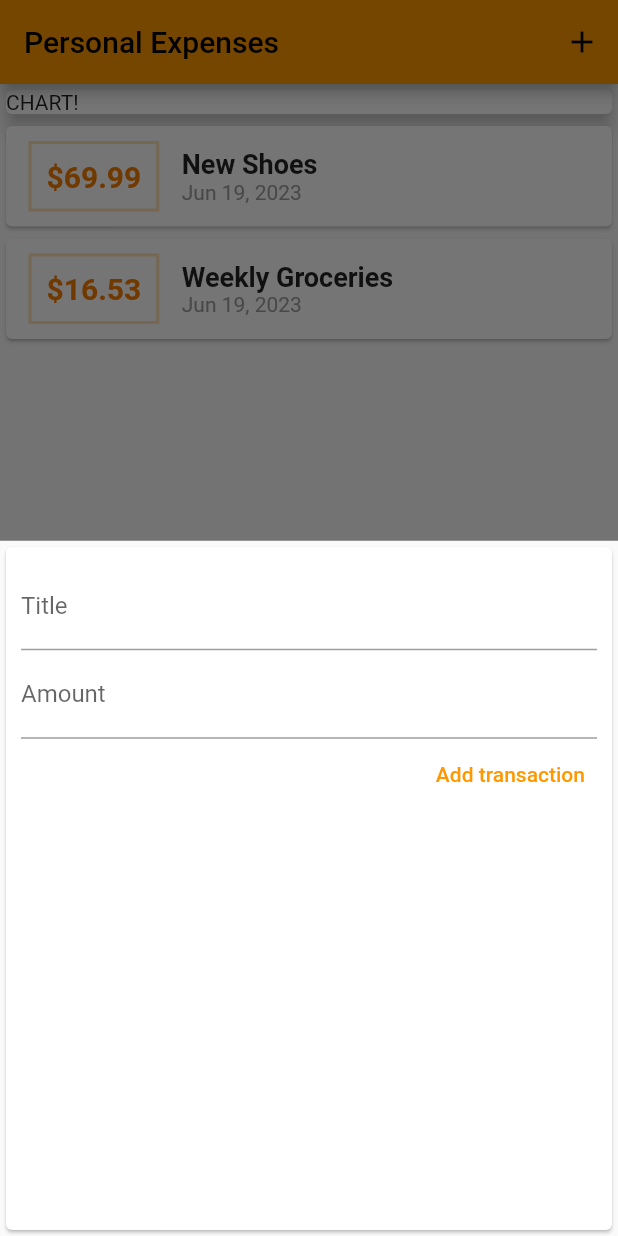
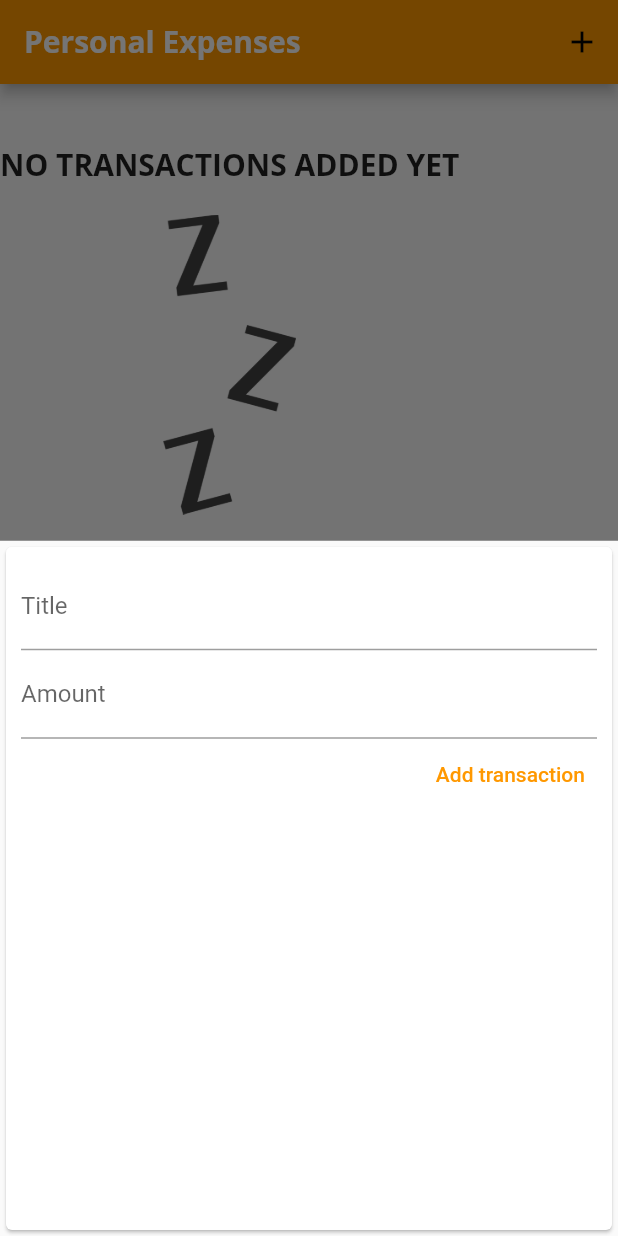
Before and after one commit to wacky-tacky/expense_tracker_app, a Flutter app: the screen it shows after launch, after a tap on the "add" icon, on a phone screen of 412 x 824 dp. Run offline on Flutter 3.47's test engine with Material 2 defaults, Android fonts, the light colour scheme and no system bars.

Commit message:
chartPlanning
- more text themes
- chart logic added
- image added

```diff
--- a/lib/main.dart
+++ b/lib/main.dart
@@ -1,8 +1,9 @@
 import 'package:flutter/material.dart';
-import 'package:tracker_hui/widgets/transaction_list.dart';
+import 'package:tracker_hui/widgets/chart.dart';
 import './widgets/new_transaction.dart';
 import './widgets/transaction_list.dart';
 import './models/transaction.dart';
+import './widgets/chart.dart';
 
 void main() => runApp(MyApp());
 
@@ -13,6 +14,21 @@
       title: 'Personal Expenses',
       theme: ThemeData(
         primarySwatch: Colors.orange,
+        fontFamily: 'Quicksand',
+        textTheme: ThemeData.light().textTheme.copyWith(
+              headline6: TextStyle(
+                fontFamily: 'OpenSans',
+                fontSize: 20,
+                fontWeight: FontWeight.bold,
+              ),
+            ),
+        appBarTheme: AppBarTheme(
+          titleTextStyle: TextStyle(
+            fontFamily: 'OpenSans',
+            fontSize: 20,
+            fontWeight: FontWeight.bold,
+          ),
+        ),
       ),
       home: MyHomePage(),
     );
@@ -28,19 +44,29 @@
   // String? titleInput;
 
   final List<Transaction> _userTransactions = [
-    Transaction(
-      id: 't1',
-      title: 'New Shoes',
-      amount: 69.99,
-      date: DateTime.now(),
-    ),
-    Transaction(
-      id: 't2',
-      title: 'Weekly Groceries',
-      amount: 16.53,
-      date: DateTime.now(),
-    ),
+    // Transaction(
+    //   id: 't1',
+    //   title: 'New Shoes',
+    //   amount: 69.99,
+    //   date: DateTime.now(),
+    // ),
+    // Transaction(
+    //   id: 't2',
+    //   title: 'Weekly Groceries',
+    //   amount: 16.53,
+    //   date: DateTime.now(),
+    // ),
   ];
+
+  List<Transaction> get _recentTransactions {
+    return _userTransactions.where((tx) {
+      return tx.date!.isAfter(
+        DateTime.now().subtract(
+          Duration(days: 7),
+        ),
+      );
+    }).toList();
+  }
 
   void _addNewTransaction(String txTitle, double txAmount) {
     final newTx = Transaction(
@@ -68,7 +94,10 @@
   Widget build(BuildContext context) {
     return Scaffold(
       appBar: AppBar(
-        title: Text('Personal Expenses'),
+        title: Text(
+          'Personal Expenses',
+          style: TextStyle(fontFamily: 'OpenSans'),
+        ),
         actions: <Widget>[
           IconButton(
             icon: Icon(Icons.add),
@@ -81,14 +110,7 @@
           // mainAxisAlignment: MainAxisAlignment.spaceEvenly,
           crossAxisAlignment: CrossAxisAlignment.center,
           children: <Widget>[
-            Container(
-              width: double.infinity,
-              child: Card(
-                color: theme.of(context).primary,
-                child: Text('CHART!'),
-                elevation: 5,
-              ),
-            ),
+            Chart(_recentTransactions),
             TransactionList(_userTransactions),
           ],
         ),
--- /dev/null
+++ b/lib/widgets/chart.dart
@@ -0,0 +1,41 @@
+import 'package:flutter/material.dart';
+import 'package:tracker_hui/models/transaction.dart';
+import 'package:intl/intl.dart';
+
+class Chart extends StatelessWidget {
+  final List<Transaction> recentTransactions;
+
+  Chart(this.recentTransactions);
+
+  List<Map<String, Object>> get groupedTransactionValues {
+    return List.generate(7, (index) {
+      final weekDay = DateTime.now().subtract(
+        Duration(days: index),
+      );
+
+      var totalSum = 0.0;
+
+      for (var i = 0; i < recentTransactions.length; i++) {
+        if (recentTransactions[i].date?.day == weekDay.day &&
+            recentTransactions[i].date?.month == weekDay.month &&
+            recentTransactions[i].date?.year == weekDay.year) {
+          totalSum += recentTransactions[i].amount!;
+        }
+      }
+      print(DateFormat.E(weekDay));
+      print(totalSum);
+      return {
+        'day': DateFormat.E(weekDay),
+        'amount': totalSum,
+      };
+    });
+  }
+
+  @override
+  Widget build(BuildContext context) {
+    return Card(
+      elevation: 6,
+      margin: EdgeInsets.all(20),
+    );
+  }
+}
--- a/lib/widgets/transaction_list.dart
+++ b/lib/widgets/transaction_list.dart
@@ -11,14 +11,32 @@
   Widget build(BuildContext context) {
     return Container(
       height: 500,
-      child: ListView.builder(
+      child: transactions.isEmpty
+          ? Column(
+              children: <Widget>[
+                Text(
+                  'NO TRANSACTIONS ADDED YET',
+                  style: Theme.of(context).textTheme.headline6,
+                ),
+                SizedBox(
+                  height: 20,
+                ),
+                Container(
+                  height: 200,
+                  child: Image.asset('assets/images/waiting.png',
+                      fit: BoxFit.cover),
+                ),
+              ],
+            )
+          : ListView.builder(
               itemBuilder: (ctx, index) {
                 return Card(
                   child: Row(
                     children: <Widget>[
                       Container(
                         padding: EdgeInsets.all(10),
-                  margin: EdgeInsets.symmetric(vertical: 10, horizontal: 15),
+                        margin:
+                            EdgeInsets.symmetric(vertical: 10, horizontal: 15),
                         decoration: BoxDecoration(
                             border: Border.all(
                           color: Theme.of(context).primaryColorLight,
@@ -38,13 +56,11 @@
                         children: <Widget>[
                           Text(
                             transactions[index].title.toString(),
-                      style: TextStyle(
-                        fontSize: 18,
-                        fontWeight: FontWeight.bold,
-                      ),
+                            style: Theme.of(context).textTheme.headline6,
                           ),
                           Text(
-                      DateFormat.yMMMd().format(transactions[index].date!),
+                            DateFormat.yMMMd()
+                                .format(transactions[index].date!),
                             style: TextStyle(
                               color: Colors.grey,
                             ),
```
Also changed, not shown: pubspec.yaml (+20 -13 lines), assets/fonts/OpenSans-Bold.ttf (renamed from assets/OpenSans-Bold.ttf), assets/fonts/OpenSans-Regular.ttf (renamed from assets/OpenSans-Regular.ttf), assets/fonts/Quicksand-Bold.ttf (renamed from assets/Quicksand-Bold.ttf), assets/fonts/Quicksand-Light.ttf (renamed from assets/Quicksand-Light.ttf), assets/fonts/Quicksand-Medium.ttf (renamed from assets/Quicksand-Medium.ttf), assets/fonts/Quicksand-Regular.ttf (renamed from assets/Quicksand-Regular.ttf), assets/images/waiting.png (added), 1 other file. Lines whose indentation alone changed are shown as unchanged.
